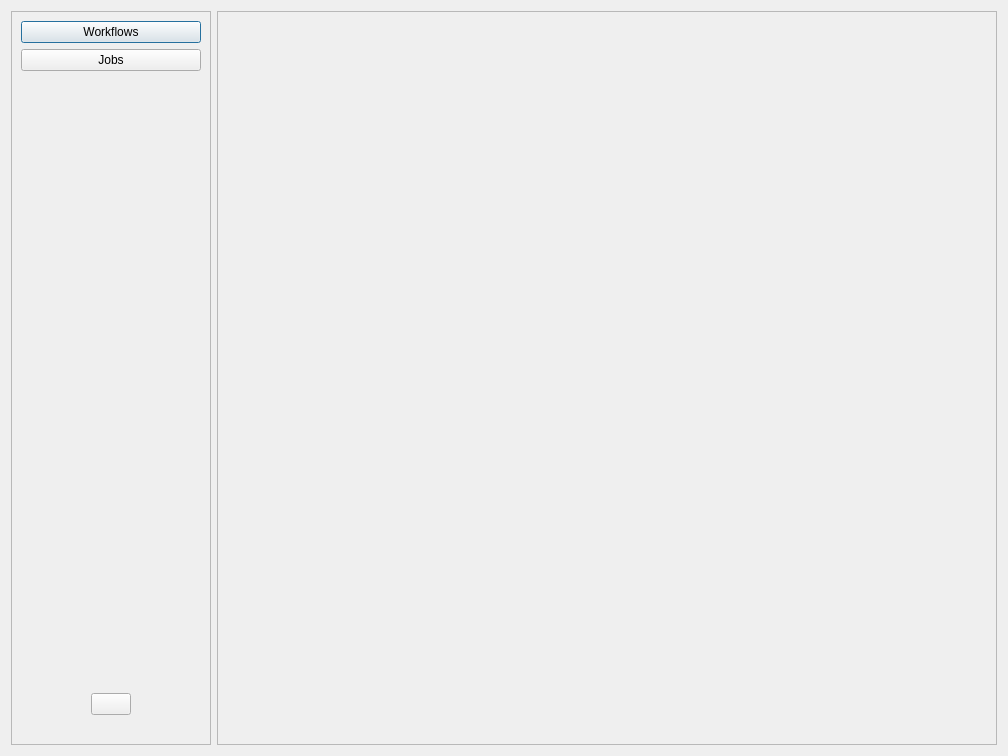
Old version of the form eodh_qgis/ui/main.ui in the repository EO-DataHub/eodh-qgis.
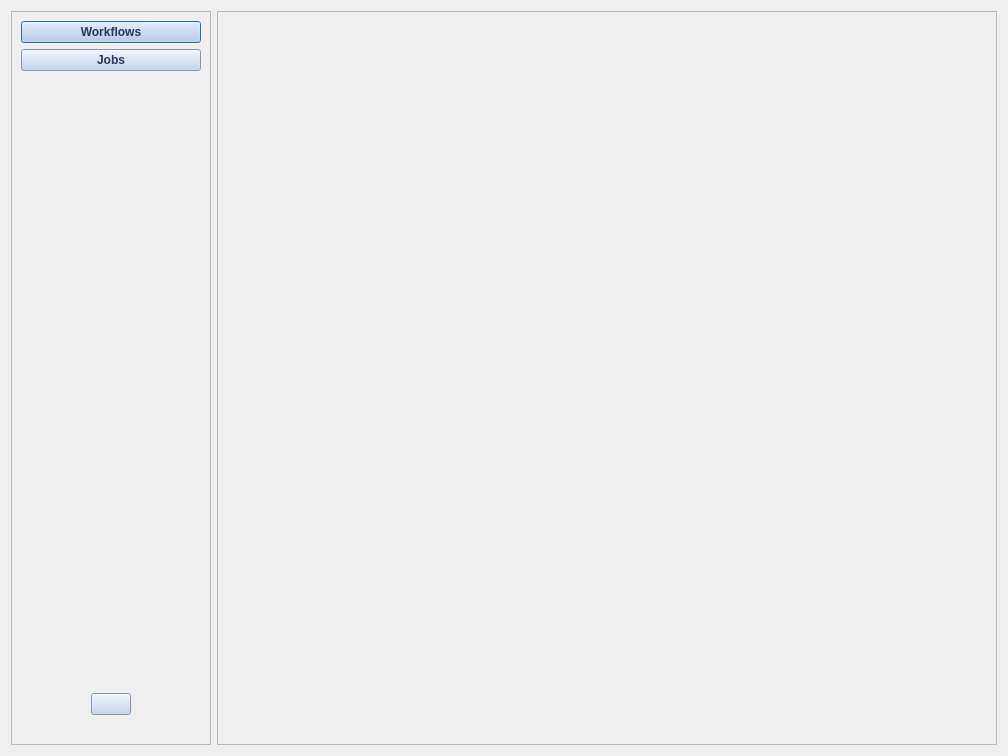
New version of the form. Icons and pictures are not drawn.

Commit message: Set button styles

```diff
--- a/eodh_qgis/ui/main.ui
+++ b/eodh_qgis/ui/main.ui
@@ -10,9 +10,26 @@
     <height>756</height>
    </rect>
   </property>
+  <property name="font">
+   <font>
+    <family>Fira Sans</family>
+    <pointsize>11</pointsize>
+    <weight>50</weight>
+    <bold>false</bold>
+   </font>
+  </property>
   <property name="windowTitle">
    <string>Dialog</string>
   </property>
+  <property name="styleSheet">
+   <string notr="true">QFrame#frame { background: #EFEFEF }
+
+QPushButton { 
+	background: #BCCEEB;
+	color: #2A3559;
+	font-weight: bold;
+}</string>
+  </property>
   <layout class="QHBoxLayout" name="horizontalLayout">
    <item>
     <widget class="QFrame" name="frame">
```
Left out of the diff: 2 changed lines with no effect on the pictures. The commit also changes 5 other files.
